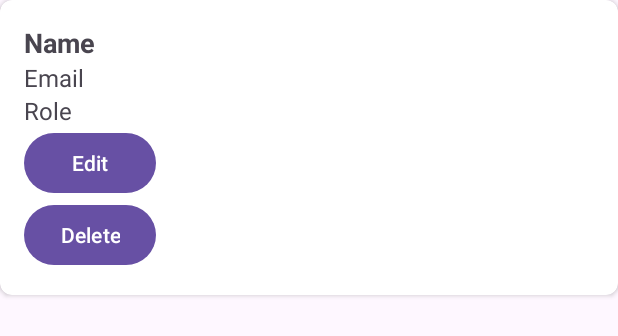
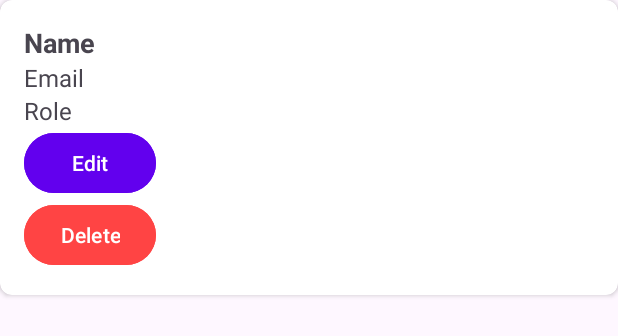
Before and after one commit to MehrabHussain47/LearnNow, an Android app: the layout user_item.xml on its own in the app's theme, with its tools: preview values and no code run, on a phone screen of 412 x 824 dp. Shown: the top 336 px of the screen. Run offline under Robolectric (Android 15) with nearby library versions, the phone set to English and light mode, and no system bars.

Commit message:
Initial Commit 2

```diff
--- a/app/src/main/res/layout/user_item.xml
+++ b/app/src/main/res/layout/user_item.xml
@@ -38,12 +38,16 @@
             android:id="@+id/buttonEdit"
             android:layout_width="wrap_content"
             android:layout_height="wrap_content"
-            android:text="Edit"/>
+            android:text="Edit"
+            android:textColor="@android:color/white"
+            android:backgroundTint="@color/colorPrimary"/>
 
         <Button
             android:id="@+id/buttonDelete"
             android:layout_width="wrap_content"
             android:layout_height="wrap_content"
-            android:text="Delete"/>
+            android:text="Delete"
+            android:textColor="@android:color/white"
+            android:backgroundTint="@android:color/holo_red_light"/>
     </LinearLayout>
 </androidx.cardview.widget.CardView>
--- a/app/src/main/res/values/colors.xml
+++ b/app/src/main/res/values/colors.xml
@@ -7,4 +7,7 @@
     <color name="button_instructor_color">#2196F3</color> <!-- Blue -->
     <color name="button_login_color">#FF5722</color>
     <color name="button_register_color">#22DE2A</color>
+    <color name="colorPrimary">#6200EE</color>
+    <color name="colorPrimaryVariant">#3700B3</color>
+    <color name="colorAccent">#03DAC5</color>
 </resources>
```
